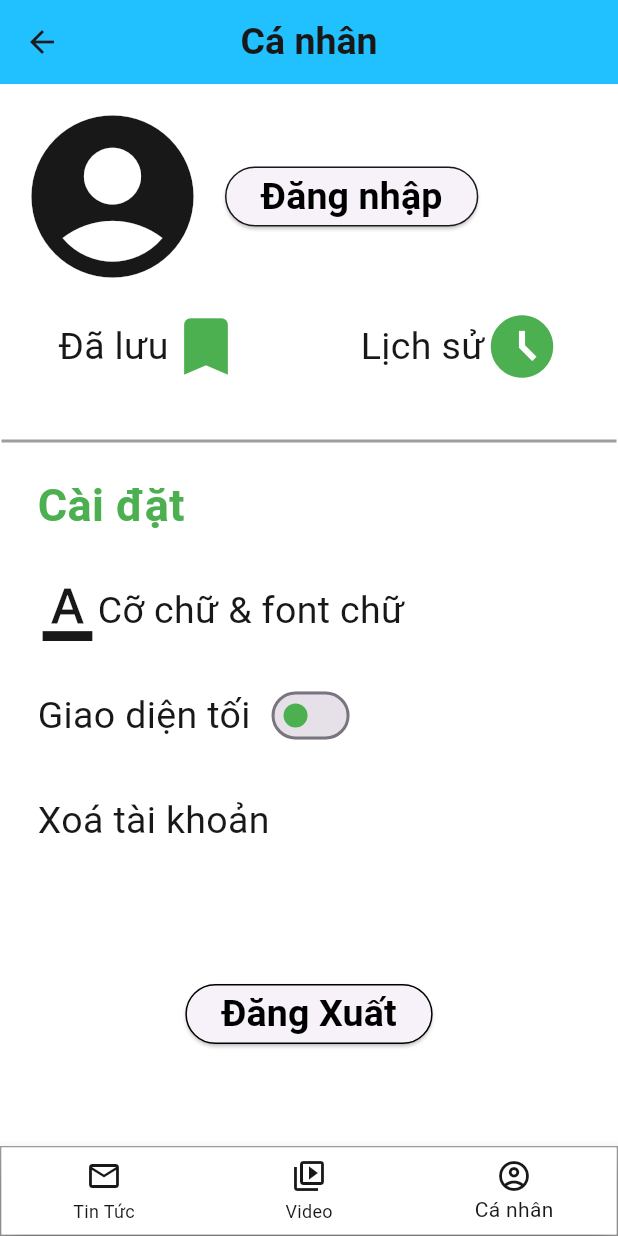
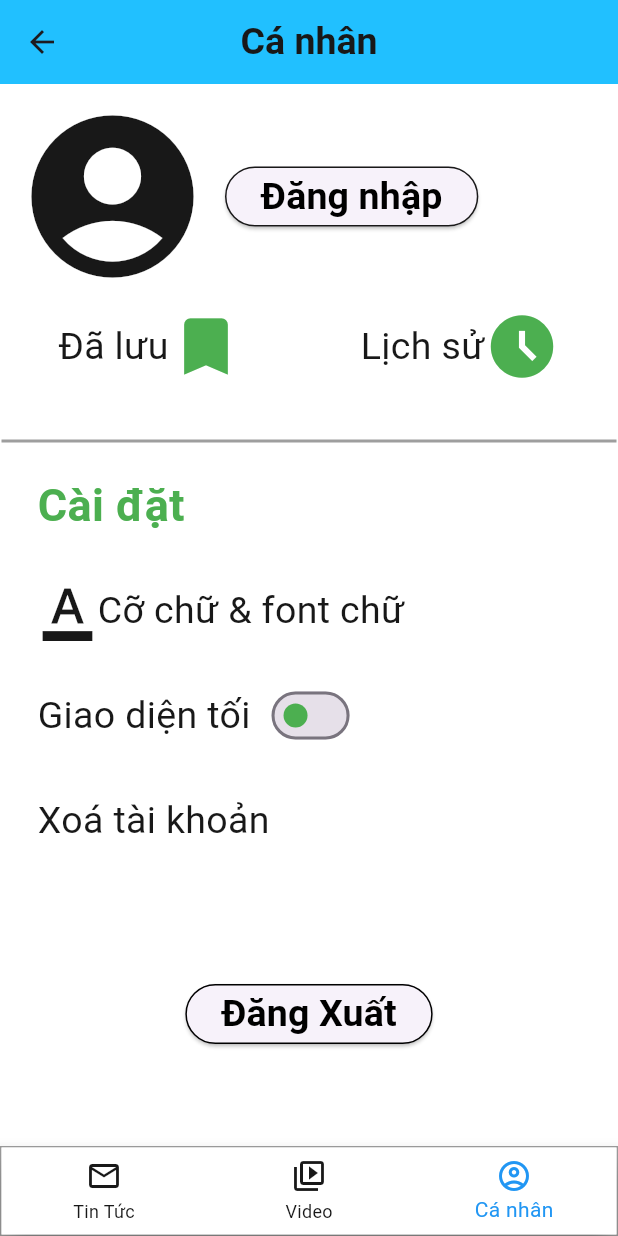
Before and after one commit to nhattruonghaki/DoAnTinTuc, a Flutter app: the CaNhan screen opened by its route, on a phone screen of 412 x 824 dp. Run offline on Flutter 3.47's test engine with Material 3 defaults, Android fonts, the phone set to English and light mode, and no system bars.

Commit message:
file BottomNavi sửa lại dòng 20

```diff
--- a/itnew/lib/Views/BottomNavi.dart
+++ b/itnew/lib/Views/BottomNavi.dart
@@ -17,7 +17,7 @@ class BottomNavi extends StatelessWidget {
       ),
       child: BottomNavigationBar(
       backgroundColor: themeProvider.isDarkMode ? Color.fromARGB(255, 24, 24, 24) : Colors.white,
-      fixedColor: themeProvider.isDarkMode ? Colors.blue : Color.fromARGB(255, 24, 24, 24),
+      selectedItemColor: Colors.blue,
       unselectedItemColor: themeProvider.isDarkMode ? Colors.white : Color.fromARGB(255, 24, 24, 24),
       items: const [
         BottomNavigationBarItem(
```
